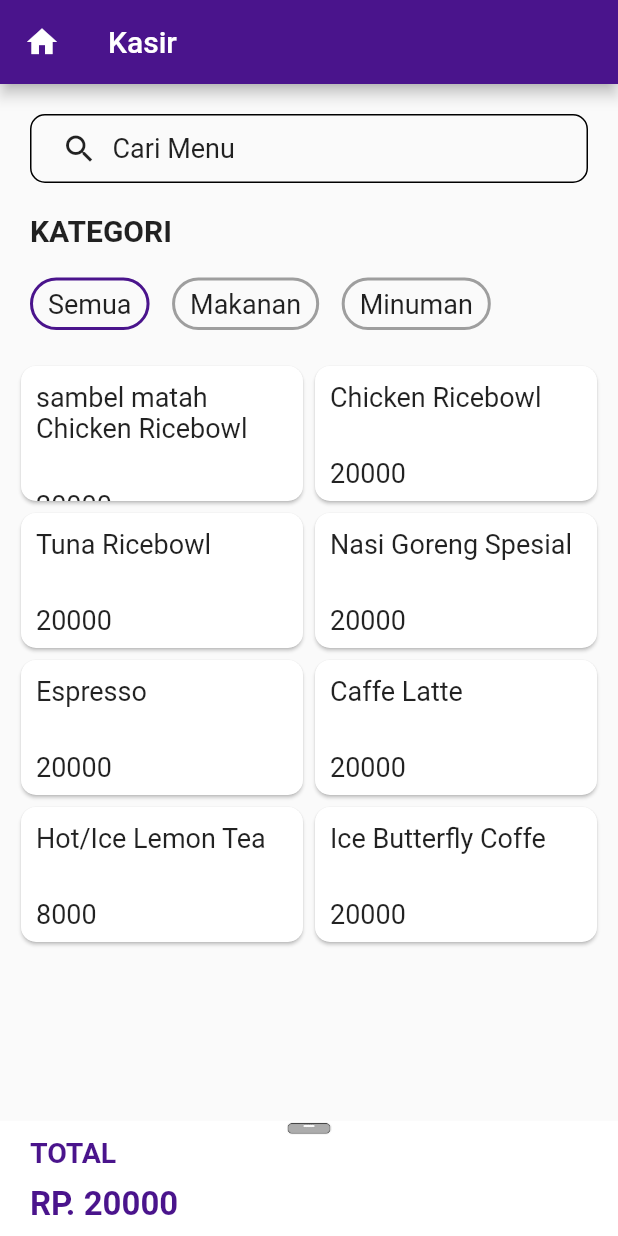
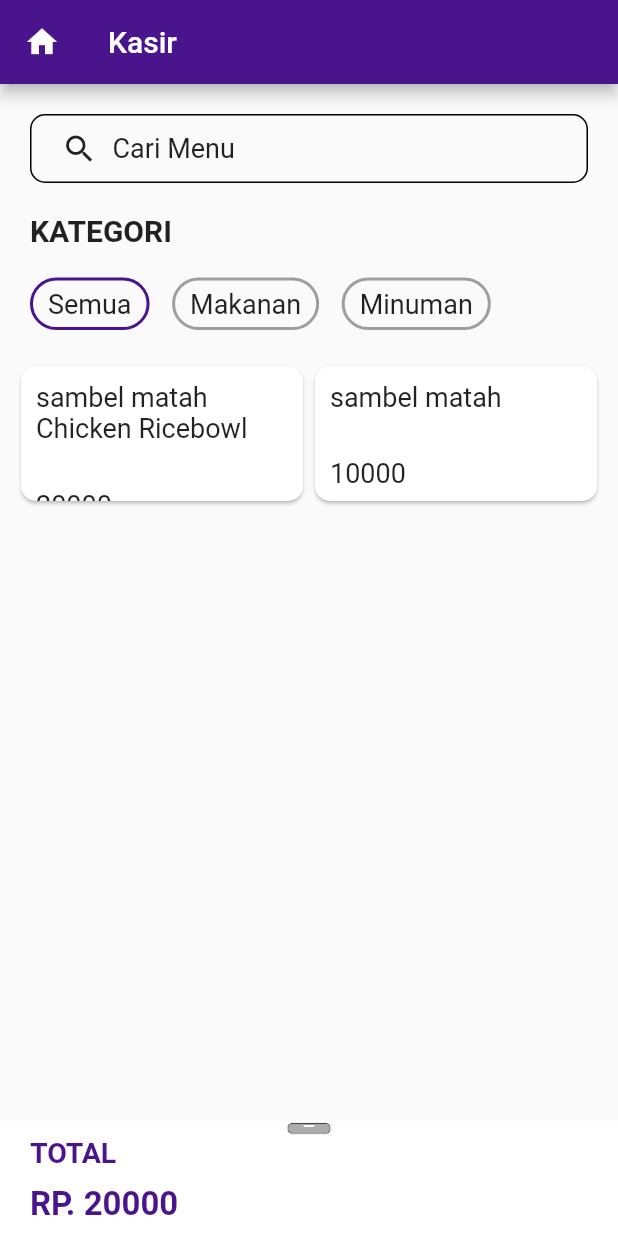
Before and after one commit to Achmad-irfanda/layout_kasir, a Flutter app: the screen it shows after launch, after a tap on "sambel matah Chicken Ricebowl", on a phone screen of 412 x 824 dp. Run offline on Flutter 3.47's test engine with Material 2 defaults, Android fonts, the phone set to English and light mode, and no system bars.

Commit message:
no message

```diff
--- a/lib/checkout/provitem.dart
+++ b/lib/checkout/provitem.dart
@@ -2,16 +2,25 @@ import 'package:flutter/material.dart';
 import 'package:layout_kasir/home/cardsetting.dart';
 
 class Item extends ChangeNotifier {
-  List<CardItem> selectedItem;
+  List<MenuItem> selectedItem;
   int totalHarga;
 
-  Item(){
-    selectedItem=[];
+  Item() {
+    selectedItem = [];
     totalHarga = 0;
   }
-  void add (CardItem cardItem, int harga){
-   selectedItem.add(cardItem);
-    totalHarga += harga;
+  void add(MenuItem cardItem) {
+    selectedItem.add(cardItem);
+    totalHarga += cardItem.harga;
+    notifyListeners();
+  }
+
+  void remove(int id) {
+    selectedItem = selectedItem.where((element) => element.id != id).toList();
+    totalHarga = 0;
+    selectedItem.forEach((element) {
+      totalHarga += element.harga;
+    });
     notifyListeners();
   }
 }
--- a/lib/home/cardsetting.dart
+++ b/lib/home/cardsetting.dart
@@ -2,18 +2,19 @@ import 'package:flutter/material.dart';
 import 'package:layout_kasir/checkout/provitem.dart';
 import 'package:provider/provider.dart';
 
-// class MenuItem {
-//   final String nama;
-//   final int harga;
+class MenuItem {
+  final String nama;
+  final int harga;
+  final int id;
 
-//   MenuItem(this.nama, this.harga);
-// }
+  MenuItem(this.id, this.nama, this.harga);
+}
 
 class CardItem extends StatefulWidget {
-  CardItem({this.nama, this.harga});
+  CardItem({ this.menuItem });
 
-  final String nama;
-  final int harga;
+  final MenuItem menuItem;
+
   @override
   _CardItemState createState() => _CardItemState();
 }
@@ -27,9 +28,9 @@ class _CardItemState extends State<CardItem> {
       child: InkWell(
         onTap: () => {
           Provider.of<Item>(context, listen: false).add(
-              CardItem(nama: widget.nama, harga: widget.harga), widget.harga),
+              MenuItem(widget.menuItem.id, widget.menuItem.nama, widget.menuItem.harga)
+          ),
         },
-
         child: ListView(
           children: [
             Align(
@@ -38,7 +39,7 @@ class _CardItemState extends State<CardItem> {
                 margin:
                     EdgeInsets.only(left: 10, right: 10, top: 10, bottom: 20),
                 child: Text(
-                  widget.nama,
+                  widget.menuItem.nama,
                   style: TextStyle(fontSize: 18),
                 ),
               ),
@@ -49,7 +50,7 @@ class _CardItemState extends State<CardItem> {
                 margin:
                     EdgeInsets.only(left: 10, right: 10, top: 10, bottom: 20),
                 child: Text(
-                  widget.harga.toString(),
+                 widget.menuItem.harga.toString(),
                   style: TextStyle(fontSize: 18),
                 ),
               ),
--- a/lib/home/home.dart
+++ b/lib/home/home.dart
@@ -134,36 +134,18 @@ class _homepageState extends State<homepage> {
                         childAspectRatio: 6 / 3,
                         children: [
                           CardItem(
-                            nama: ("sambel matah Chicken Ricebowl"),
-                            harga: 20000,
+                            menuItem: MenuItem(
+                              1,
+                              ("sambel matah Chicken Ricebowl"),
+                              20000,
+                            ),
                           ),
                           CardItem(
-                            nama: ("Chicken Ricebowl"),
-                            harga: 20000,
-                          ),
-                          CardItem(
-                            nama: ("Tuna Ricebowl"),
-                            harga: 20000,
-                          ),
-                          CardItem(
-                            nama: ("Nasi Goreng Spesial"),
-                            harga: 20000,
-                          ),
-                          CardItem(
-                            nama: ("Espresso"),
-                            harga: 20000,
-                          ),
-                          CardItem(
-                            nama: ("Caffe Latte"),
-                            harga: 20000,
-                          ),
-                          CardItem(
-                            nama: ("Hot/Ice Lemon Tea"),
-                            harga: 8000,
-                          ),
-                          CardItem(
-                            nama: ("Ice Butterfly Coffe"),
-                            harga: 20000,
+                            menuItem: MenuItem(
+                              2,
+                              ("sambel matah"),
+                              10000,
+                            ),
                           ),
                         ],
                       ),
--- a/lib/home/slider.dart
+++ b/lib/home/slider.dart
@@ -1,5 +1,6 @@
 import 'package:flutter/material.dart';
 import 'package:layout_kasir/checkout/bayar.dart';
+import 'package:layout_kasir/main.dart';
 import 'package:provider/provider.dart';
 import 'package:layout_kasir/checkout/provitem.dart';
 import 'package:layout_kasir/checkout/number_ticker.dart';
@@ -12,7 +13,6 @@ class BottomSlider extends StatefulWidget {
 class _BottomSliderState extends State<BottomSlider> {
   @override
   Widget build(BuildContext context) {
-
     var items = Provider.of<Item>(context);
 
     return DraggableScrollableSheet(
@@ -71,7 +71,6 @@ class _BottomSliderState extends State<BottomSlider> {
                         fontWeight: FontWeight.bold),
                   ),
                 ),
-
                 Container(
                   height: 180,
                   margin: EdgeInsets.only(left: 20, right: 20, top: 10),
@@ -81,15 +80,24 @@ class _BottomSliderState extends State<BottomSlider> {
                         var item = items.selectedItem[index];
                         return Container(
                           padding: EdgeInsets.all(15),
-                            margin:
-                                EdgeInsets.only(top: 10, left: 10, right: 10),
+                          margin: EdgeInsets.only(top: 10, left: 10, right: 10),
                           child: Row(
                             children: [
+                              IconButton(
+                                icon: Icon(
+                                  Icons.delete,
+                                  color: Colors.purple[900],
+                                ),
+                                onPressed: () {
+                                  Provider.of<Item>(context, listen: false)
+                                      .remove(item.id);
+                                },
+                                iconSize: 30,
+                              ),
                               SingleChildScrollView(
                                 child: SizedBox(
-                                    width: 250,
-                                    child: Text(
-                                        item.nama,
+                                  width: 160,
+                                  child: Text(item.nama,
                                       style: TextStyle(fontSize: 18)),
                                 ),
                               ),
@@ -119,7 +127,8 @@ class _BottomSliderState extends State<BottomSlider> {
                       onPressed: () {
                         Navigator.push(
                           context,
-                          MaterialPageRoute(builder: (context) => Bayar(
+                          MaterialPageRoute(
+                              builder: (context) => Bayar(
                                     totalHarga: items.totalHarga,
                                   )),
                         );
--- a/lib/main.dart
+++ b/lib/main.dart
@@ -1,5 +1,4 @@
 import 'package:flutter/material.dart';
-import 'package:layout_kasir/checkout/bayar.dart';
 import 'package:layout_kasir/checkout/provitem.dart';
 import 'package:layout_kasir/home/home.dart';
 import 'package:provider/provider.dart';
```
Also changed, not shown: lib/checkout/bayar.dart (+61 -27 lines). Lines whose indentation alone changed are shown as unchanged.
